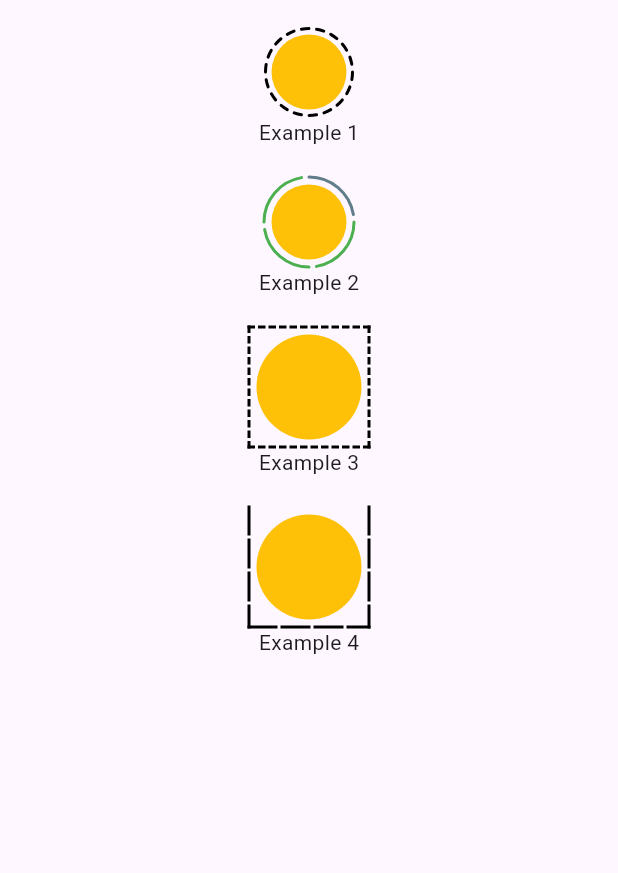
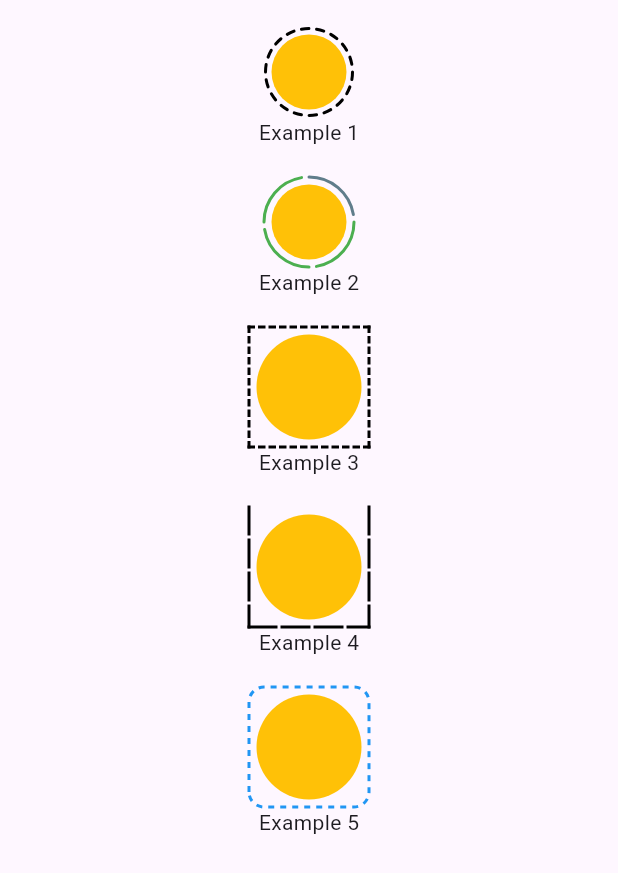
Before and after one commit to iamashish1/flutter_dotted_border, a Flutter app: the screen it shows after launch, on a phone screen of 412 x 824 dp. Shown: the top 873 px of the screen. Run offline on Flutter 3.47's test engine with Material 3 defaults, Android fonts, the phone set to English and light mode, and no system bars.

Commit message:
added RoundedRectDottedBorder

```diff
--- a/example/lib/main.dart
+++ b/example/lib/main.dart
@@ -5,7 +5,8 @@ import 'package:flutter_dotted_border/flutter_dotted_border.dart'
         DefaultDottedCircularBorder,
         DottedBorder,
         DottedCircularBorderByNumber,
-        RectDottedBorder;
+        RectDottedBorder,
+        RoundedRectDottedBorder;
 
 void main() {
   runApp(const MyApp());
@@ -113,6 +114,32 @@ class MyApp extends StatelessWidget {
                   ),
                 ),
                 Text("Example 4"),
+
+                SizedBox(height: 20),
+                Align(
+                  alignment: Alignment.center,
+                  child: DottedBorder(
+                    borderType: RoundedRectDottedBorder(
+                      color: Colors.blue,
+                      dashGap: 4,
+                      dashWidth: 4,
+                      strokeWidth: 2,
+                      radius: Radius.circular(10),
+                    ),
+                    child: Padding(
+                      padding: EdgeInsets.all(5),
+                      child: Container(
+                        decoration: BoxDecoration(
+                          shape: BoxShape.circle,
+                          color: Colors.amber,
+                        ),
+                        height: 70,
+                        width: 70,
+                      ),
+                    ),
+                  ),
+                ),
+                Text("Example 5"),
               ],
             ),
           ),
--- a/lib/flutter_dotted_border.dart
+++ b/lib/flutter_dotted_border.dart
@@ -4,3 +4,4 @@ export 'src/dotted_border.dart';
 export 'src/border_types.dart';
 export 'src/circular_dotted_border.dart';
 export 'src/rect_dotted_border.dart';
+export 'src/rounded_rect_dotted_border.dart';
--- a/lib/src/dotted_border.dart
+++ b/lib/src/dotted_border.dart
@@ -35,7 +35,7 @@ class DottedBorderRenderObject extends RenderProxyBox {
   BorderType _borderType;
 
   DottedBorderRenderObject({required BorderType borderType})
-    : _borderType = borderType;
+      : _borderType = borderType;
 
   set borderType(BorderType value) {
     if (value == _borderType) return;
--- /dev/null
+++ b/lib/src/rounded_rect_dotted_border.dart
@@ -0,0 +1,52 @@
+import 'dart:ui';
+
+import 'package:flutter/material.dart';
+import 'package:flutter_dotted_border/flutter_dotted_border.dart';
+
+class RoundedRectDottedBorder extends BorderType {
+  final double strokeWidth;
+  final Color color;
+  final double dashGap;
+  final double dashWidth;
+  final Radius radius;
+
+  /// Creates a rounded rectangle dotted border
+  ///
+  /// Customize [radius] for desired corner radius. Also see [Radius] for more info.
+  const RoundedRectDottedBorder(
+      {this.color = Colors.black,
+      this.dashGap = 2.0,
+      this.dashWidth = 4.0,
+      this.strokeWidth = 2.0,
+      this.radius = const Radius.circular(10)});
+  @override
+  void paint(Canvas canvas, Size size, Offset offset) {
+    final paint = Paint()
+      ..color = color
+      ..strokeWidth = strokeWidth
+      ..style = PaintingStyle.stroke;
+
+    final left = offset.dx;
+    final top = offset.dy;
+    final right = offset.dx + size.width;
+    final bottom = offset.dy + size.height;
+
+    final rrect = RRect.fromRectAndRadius(
+        Rect.fromLTRB(left, top, right, bottom), radius);
+
+    final path = Path()..addRRect(rrect);
+
+    final metrics = path.computeMetrics();
+
+    for (PathMetric metric in metrics) {
+      double distance = 0.0;
+
+      while (distance < metric.length) {
+        double clamppedEnd = (distance + dashWidth).clamp(0, metric.length);
+        final drawablePath = metric.extractPath(distance, clamppedEnd);
+        canvas.drawPath(drawablePath, paint);
+        distance += dashGap + dashWidth;
+      }
+    }
+  }
+}
--- a/pubspec.yaml
+++ b/pubspec.yaml
@@ -1,6 +1,6 @@
 name: flutter_dotted_border
 description: "A lightweight customizable dotted border widget for Flutter."
-version: 0.0.1
+version: 0.0.2
 homepage: https://github.com/iamashish1/flutter_dotted_border/
 repository: https://github.com/iamashish1/flutter_dotted_border.git
 issue_tracker: https://github.com/iamashish1/flutter_dotted_border/issues
```
Also changed, not shown: lib/src/circular_dotted_border.dart (+4 -7 lines), lib/src/rect_dotted_border.dart (+4 -5 lines), example/assets/example.png, 2 other files.
